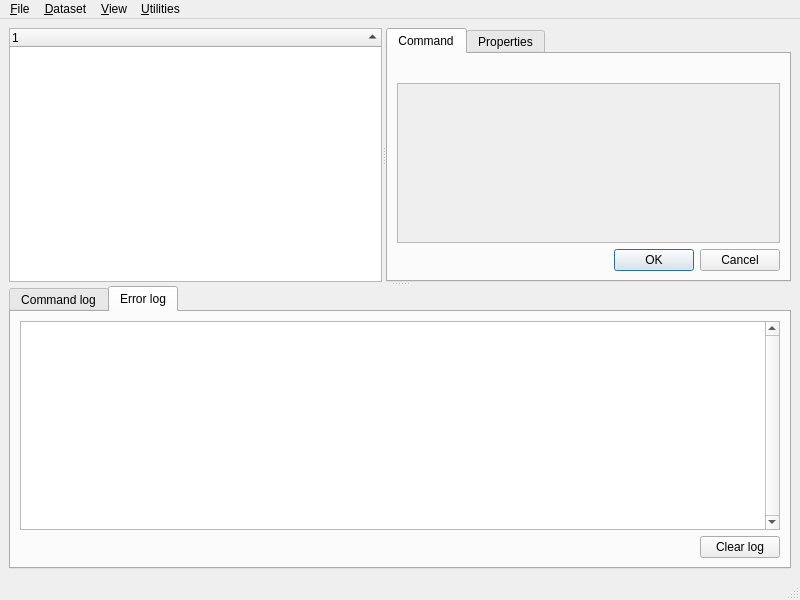
datalad/datalad-gooey, file datalad_gooey/resources/ui/main_window.ui: the form before one commit.
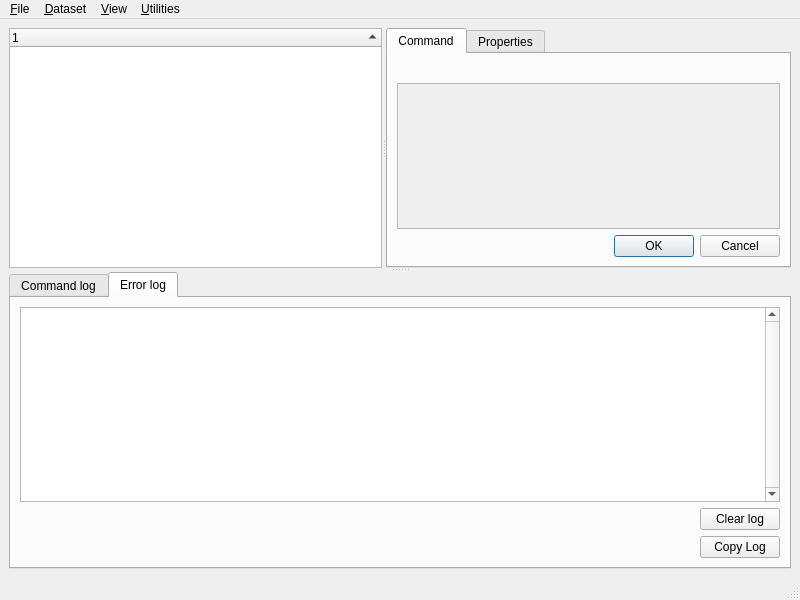
The form after the commit. The open tabs and pages were chosen to show the change.

Commit message: TMP: add copy button

Patch:
```diff
--- a/datalad_gooey/resources/ui/main_window.ui
+++ b/datalad_gooey/resources/ui/main_window.ui
@@ -198,6 +198,13 @@
            </property>
           </widget>
          </item>
+	<item alignment="Qt::AlignRight">
+          <widget class="QPushButton" name="CopyLogPB">
+           <property name="text">
+            <string>Copy Log</string>
+           </property>
+          </widget>
+         </item>
         </layout>
        </widget>
       </widget>
```
Left out of the diff: 32 changed lines with no effect on the pictures.
